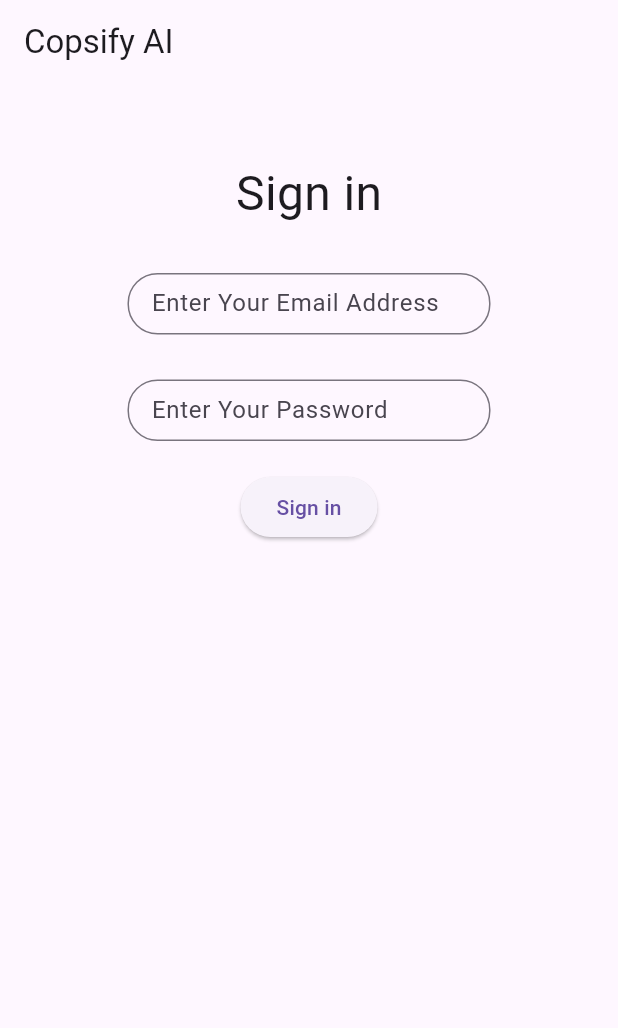
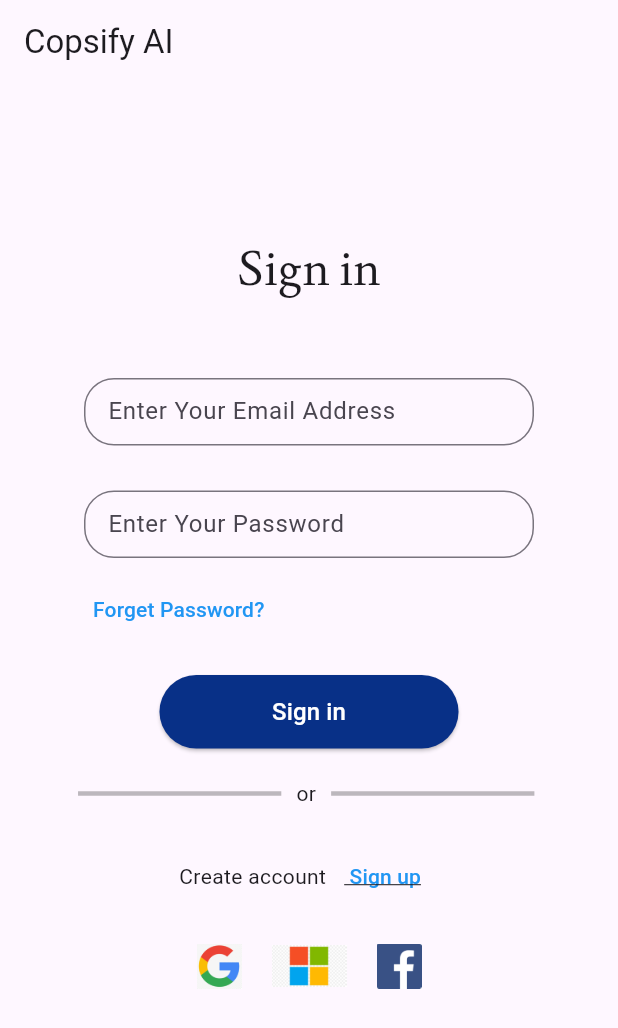
Before and after one commit to RagavanElavarasan/LegalChatBotApp, a Flutter app: the SigninPage screen opened directly, on a phone screen of 412 x 824 dp. Shown: the top 1028 px of the screen. Run offline on Flutter 3.47's test engine with Material 3 defaults, Android fonts, the phone set to English and light mode, and no system bars; our stand-ins replace get.

Commit message:
Sign in page

```diff
--- a/frontend/lib/screens/signin/signin.dart
+++ b/frontend/lib/screens/signin/signin.dart
@@ -45,7 +45,7 @@
 
       if (response.statusCode == 200) {
         final responseBody = jsonDecode(response.body);
-        Get.to(()=>ChatInterfacePage());
+        Get.to(() => ChatInterfacePage());
         // Handle successful login (navigate to another screen, store user info, etc.)
       } else {
         ScaffoldMessenger.of(context).showSnackBar(
@@ -70,16 +70,19 @@
         child: Column(
           children: [
             const Padding(
-              padding: EdgeInsets.only(top: 50),
+              padding: EdgeInsets.only(top: 100),
               child: Text(
                 "Sign in",
-                style: TextStyle(fontSize: 32),
+                style: TextStyle(
+                  fontSize: 32,
+                  fontFamily: "Joan",
+                ),
               ),
             ),
-            const SizedBox(height: 30),
+            const SizedBox(height: 50),
             SizedBox(
-              height: 41,
-              width: 242,
+              height: 45,
+              width: 300,
               child: TextField(
                 keyboardType: TextInputType.emailAddress,
                 onChanged: (value) {
@@ -95,8 +98,8 @@
             ),
             const SizedBox(height: 30),
             SizedBox(
-              height: 41,
-              width: 242,
+              height: 45,
+              width: 300,
               child: TextField(
                 obscureText: true, // Hide password text
                 onChanged: (value) {
@@ -110,14 +113,110 @@
                 ),
               ),
             ),
+            SizedBox(
+              height: 10,
+            ),
+            Align(
+              alignment: Alignment.centerLeft, // Aligns the button to the left
+              child: Padding(
+                padding: const EdgeInsets.only(
+                    left: 50), // Adjust the padding as necessary
+                child: TextButton(
+                  onPressed: () {
+                    // Handle password recovery
+                  },
+                  child: const Text(
+                    "Forget Password?",
+                    style: TextStyle(
+                      color: Colors.blue,
+                      fontSize: 14,
+                    ),
+                  ),
+                ),
+              ),
+            ),
+            SizedBox(
+              height: 20,
+            ),
+            ElevatedButton(
+              onPressed: () {
+                // Handle sign-in
+              },
+              style: ElevatedButton.styleFrom(
+                backgroundColor: Color(0xFF083087),
+                padding:
+                    const EdgeInsets.symmetric(horizontal: 75, vertical: 13),
+                shape: RoundedRectangleBorder(
+                  borderRadius: BorderRadius.circular(30),
+                ),
+              ),
+              child: const Text(
+                "Sign in",
+                style: TextStyle(fontSize: 16, color: Colors.white),
+              ),
+            ),
             const SizedBox(height: 20),
-            ElevatedButton(
-              onPressed: _signIn, // Call the _signIn function
-              child: const Text("Sign in"),
+            Row(
+              children: const [
+                Text("              "),
+                Expanded(child: Divider(thickness: 3, color: Colors.black26)),
+                Padding(
+                  padding: EdgeInsets.symmetric(horizontal: 10),
+                  child: Text("or"),
+                ),
+                Expanded(child: Divider(thickness: 3, color: Colors.black26)),
+                Text("               "),
+              ],
+            ),
+            const SizedBox(height: 10),
+            Row(
+              mainAxisAlignment: MainAxisAlignment.center,
+              children: [
+                Text("Create account"),
+                TextButton(
+                  onPressed: () {
+                    // Handle sign-up navigation
+                  },
+                  child: const Text(
+                    " Sign up",
+                    style: TextStyle(
+                      decoration: TextDecoration.underline,
+                      color: Colors.blue,
+                    ),
+                  ),
+                ),
+                SizedBox(
+                  height: 70,
+                ),
+              ],
+            ),
+            Row(
+              mainAxisAlignment: MainAxisAlignment.center,
+              children: [
+                _buildSocialMediaIcon('assets/images/google.png', 30, 30),
+                const SizedBox(width: 20),
+                _buildSocialMediaIcon(
+                    'assets/images/microsoft.png', 50, 50), // Adjusted width
+                const SizedBox(width: 20),
+                _buildSocialMediaIcon('assets/images/facebook.png', 30, 30),
+              ],
             ),
           ],
         ),
       ),
     );
   }
+
+  Widget _buildSocialMediaIcon(String assetPath, double height, double width) {
+    return InkWell(
+      onTap: () {
+        // Add logic for social media sign-in
+      },
+      child: Image.asset(
+        assetPath,
+        height: height,
+        width: width, // Set custom width
+      ),
+    );
+  }
 }
```
Also changed, not shown: frontend/pubspec.yaml (+9 -6 lines), frontend/assets/fonts/Joan-Regular.ttf (added), frontend/assets/images/facebook.png (added), frontend/assets/images/google.png (added), frontend/assets/images/microsoft.png (added).
